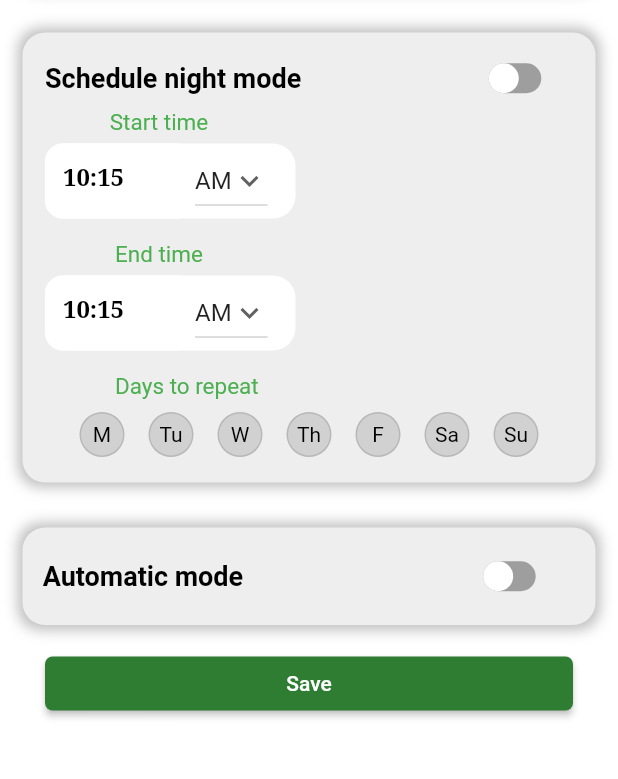
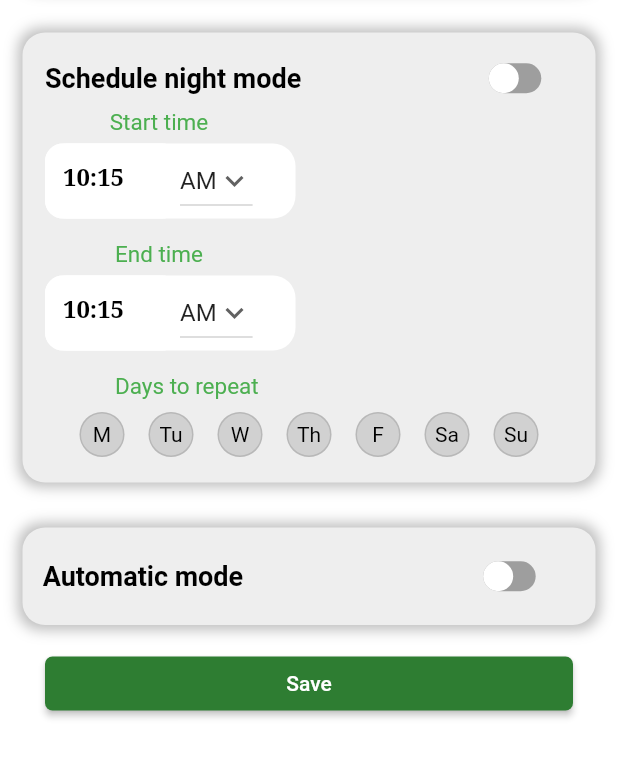
Before and after one commit to Alaa-Eldin-Emad/Night-vision, a Flutter app: the screen it shows after launch, on a phone screen of 412 x 824 dp, the part 260-1039 px from its top. Run offline on Flutter 3.47's test engine with Material 2 defaults, Android fonts, the phone set to English and light mode, and no system bars; drawn by our look-alikes of flutter_switch.

Commit message:
First commit

```diff
--- a/lib/main.dart
+++ b/lib/main.dart
@@ -157,7 +157,7 @@ class _alarmState extends State<alarm> {
                       child: Row(
                         children: [
                           SizedBox(height: 50,
-                            width: 100,
+                            width: 90,
                             child: TextFormField(
                                 controller: startTime,
                                 focusNode: start,
@@ -210,7 +210,7 @@ class _alarmState extends State<alarm> {
                       child: Row(
                         children: [
                           SizedBox(height: 50,
-                            width: 100,
+                            width: 90,
                             child: TextFormField(
                               controller: endTime,
                               focusNode: end,
```
Also changed, not shown: pubspec.lock.
